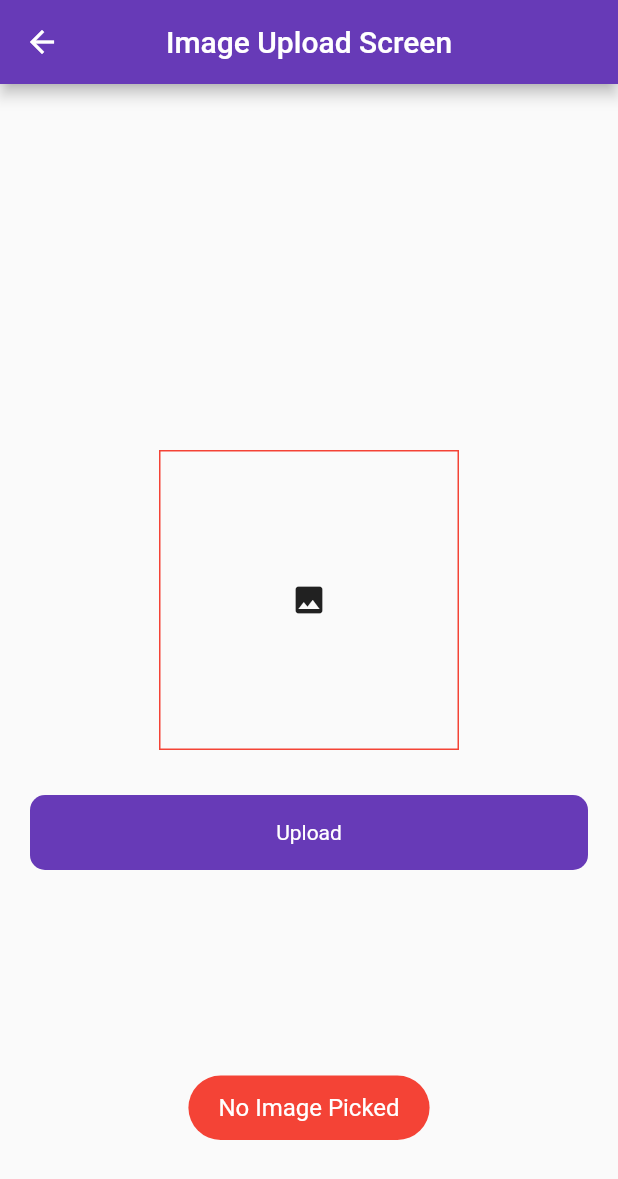
After one commit to mohit-52/Flutter-Firebase-CRUD-Operations, a Flutter app: the UploadImageScreen screen opened directly, after a tap on the "image" icon, on a phone screen of 412 x 824 dp. The commit adds this screen. Shown: the top 1179 px of the screen. Run offline on Flutter 3.47's test engine with Material 2 defaults, Android fonts, the phone set to English and light mode, and no system bars; our stand-ins replace cloud_firestore, firebase_auth, firebase_core, firebase_database, firebase_storage, fluttertoast and 2 more; accounts and stored records are empty; network calls fail.

Commit message:
CRUD Operation added with Image

```diff
--- /dev/null
+++ b/lib/firebase_services/db_services.dart
@@ -0,0 +1,12 @@
+import 'package:flutter/cupertino.dart';
+
+class DbServices with ChangeNotifier{
+  bool _realtimeDb = true;
+  bool get realtimeDb => _realtimeDb;
+
+  setRealtimeDb(bool value){
+    _realtimeDb = value;
+    notifyListeners();
+  }
+
+}
--- a/lib/ui/auth/login_with_phone.dart
+++ b/lib/ui/auth/login_with_phone.dart
@@ -36,7 +36,7 @@ class _LoginWithPhoneNumberState extends State<LoginWithPhoneNumber> {
               keyboardType: TextInputType.number,
               controller: _phoneNumberController,
               decoration: InputDecoration(
-                  hintText: "+91 98776 55434",
+                  hintText: "98776 XXXXX",
                   prefixIcon: Icon(Icons.phone_iphone_outlined)),
             ),
             SizedBox(
@@ -50,7 +50,7 @@ class _LoginWithPhoneNumberState extends State<LoginWithPhoneNumber> {
                     isLoading = true;
                   });
                   _auth.verifyPhoneNumber(
-                      phoneNumber: _phoneNumberController.text,
+                      phoneNumber: "+91${_phoneNumberController.text}",
                       verificationCompleted: (_) {
                         setState(() {
                           isLoading = false;
--- a/lib/ui/posts/post_screen.dart
+++ b/lib/ui/posts/post_screen.dart
@@ -2,10 +2,14 @@ import 'package:firebase_auth/firebase_auth.dart';
 import 'package:firebase_database/firebase_database.dart';
 import 'package:firebase_database/ui/firebase_animated_list.dart';
 import 'package:firebase_flutter/ui/auth/login_screen.dart';
+import 'package:firebase_flutter/ui/firestore/firestore_add_post.dart';
 import 'package:firebase_flutter/ui/posts/add_post.dart';
 import 'package:flutter/material.dart';
+import 'package:provider/provider.dart';
 
+import '../../firebase_services/db_services.dart';
 import '../../utils/utils.dart';
+import '../splash_screen.dart';
 
 class PostScreen extends StatefulWidget {
   const PostScreen({Key? key}) : super(key: key);
@@ -22,9 +26,22 @@ class _PostScreenState extends State<PostScreen> {
 
   @override
   Widget build(BuildContext context) {
+    final dbProvider = Provider.of<DbServices>(context, listen: false);
     return Scaffold(
       appBar: AppBar(
-        title: Text("Posts Screen"),
+        leading: Consumer<DbServices>(builder: (context, value , child){
+          return InkWell(
+              onTap: (){
+                value.setRealtimeDb(false);
+                print(dbProvider.realtimeDb.toString());
+                Navigator.push(context, MaterialPageRoute(builder: (context)=> SplashScreen()));
+                setState(() {
+
+                });
+              },
+              child: value.realtimeDb ? Icon(Icons.offline_bolt_outlined) : Icon(Icons.offline_bolt));
+        }),
+        title: Text("Realtime DB Posts Screen"),
         automaticallyImplyLeading: false,
         centerTitle: true,
         actions: [
@@ -85,12 +102,13 @@ class _PostScreenState extends State<PostScreen> {
                 query: ref,
                 itemBuilder: (context, snapshot, animation, index) {
                   final title = snapshot.child('title').value.toString();
+                  final image = snapshot.child('img').value.toString();
                   final id = snapshot.child('id').value.toString();
-
                   if (searchFilterController.text.isEmpty) {
                     return ListTile(
                       title: Text(title),
                       subtitle: Text(id),
+                      leading: Image(image: NetworkImage(image.toString()),),
                       trailing: PopupMenuButton(
                         icon: Icon(Icons.more_vert),
                         itemBuilder: (context) => [
@@ -127,6 +145,7 @@ class _PostScreenState extends State<PostScreen> {
                       .contains(searchFilterController.text.toLowerCase())) {
                     return ListTile(
                       title: Text(snapshot.child('title').value.toString()),
+                      leading: Image(image: NetworkImage(image.toString()),),
                       subtitle: Text(snapshot.child('id').value.toString()),
                     );
                   } else {
--- /dev/null
+++ b/lib/ui/upload_image.dart
@@ -0,0 +1,104 @@
+import 'package:firebase_database/firebase_database.dart';
+import 'package:firebase_flutter/utils/utils.dart';
+import 'package:firebase_flutter/widgets/round_button.dart';
+import 'package:flutter/material.dart';
+import 'dart:io';
+import 'package:firebase_storage/firebase_storage.dart' as firebase_storage;
+import 'package:image_picker/image_picker.dart';
+
+class UploadImageScreen extends StatefulWidget {
+  const UploadImageScreen({Key? key}) : super(key: key);
+
+  @override
+  State<UploadImageScreen> createState() => _UploadImageScreenState();
+}
+
+class _UploadImageScreenState extends State<UploadImageScreen> {
+  bool loading = false;
+  File? _image;
+  final picker = ImagePicker();
+  firebase_storage.FirebaseStorage storage = firebase_storage.FirebaseStorage.instance;
+  DatabaseReference databaseRef2 = FirebaseDatabase.instance.ref('Images');
+
+  Future getImageGallery() async {
+    final pickedFile =
+        await picker.pickImage(source: ImageSource.gallery, imageQuality: 80);
+    setState(() {
+      if (pickedFile != null) {
+        _image = File(pickedFile.path);
+      } else {
+        Utils().toastMessage("No Image Picked");
+      }
+    });
+  }
+
+  @override
+  Widget build(BuildContext context) {
+    return Scaffold(
+        appBar: AppBar(
+          title: Text("Image Upload Screen"),
+          centerTitle: true,
+        ),
+        body: Padding(
+          padding: const EdgeInsets.symmetric(horizontal: 20),
+          child: Column(
+            mainAxisAlignment: MainAxisAlignment.center,
+            crossAxisAlignment: CrossAxisAlignment.center,
+            children: [
+              Center(
+                child: InkWell(
+                  onTap: () {
+                    getImageGallery();
+                  },
+                  child: Container(
+                    decoration:
+                        BoxDecoration(border: Border.all(color: Colors.red)),
+                    height: 200,
+                    width: 200,
+                    child: _image != null
+                        ? Image.file(_image!.absolute)
+                        : Icon(Icons.image),
+                  ),
+                ),
+              ),
+              SizedBox(
+                height: 30,
+              ),
+              RoundButton(
+                  title: "Upload",
+                  loading: loading,
+                  onTap: () async {
+                    setState(() {
+                      loading = true;
+                    });
+                    firebase_storage.Reference ref = firebase_storage.FirebaseStorage.instance.ref('/images/' + '123');
+                    firebase_storage.UploadTask uploadTask = ref.putFile(_image!.absolute);
+                    await Future.value(uploadTask).then((value) async {
+                      var newUrl = await ref.getDownloadURL();
+                      var id = DateTime.now().millisecondsSinceEpoch.toString();
+                      databaseRef2.child(id).set({
+                        'id' : id,
+                        'image_url' : newUrl.toString()
+                      }).then((value) {
+                        setState(() {
+                          loading = false;
+                        });
+                        Utils().toastMessage('Uploaded');
+                      }).onError((error, stackTrace) {
+                        setState(() {
+                          loading = false;
+                        });
+                        Utils().toastMessage(error.toString());
+                      });
+                    }).onError((error, stackTrace) {
+                      setState(() {
+                        loading = false;
+                      });
+                      Utils().toastMessage(error.toString());
+                    });
+                  })
+            ],
+          ),
+        ));
+  }
+}
--- a/pubspec.yaml
+++ b/pubspec.yaml
@@ -41,6 +41,9 @@ dependencies:
   cloud_firestore: ^4.8.1
   fluttertoast: ^8.2.2
   firebase_database: ^10.2.3
+  provider: ^6.0.5
+  shimmer: ^3.0.0
+  image_picker: ^0.8.9
 dev_dependencies:
   flutter_test:
     sdk: flutter
```
Also changed, not shown: lib/firebase_services/splash_services.dart (+10 -2 lines), lib/main.dart (+9 -1 lines), lib/ui/firestore/firestore_add_post.dart (added, +68 -0 lines), lib/ui/firestore/firestore_post_screen.dart (added, +205 -0 lines), lib/ui/posts/add_post.dart (+62 -1 lines), pubspec.lock, 6 other files.
